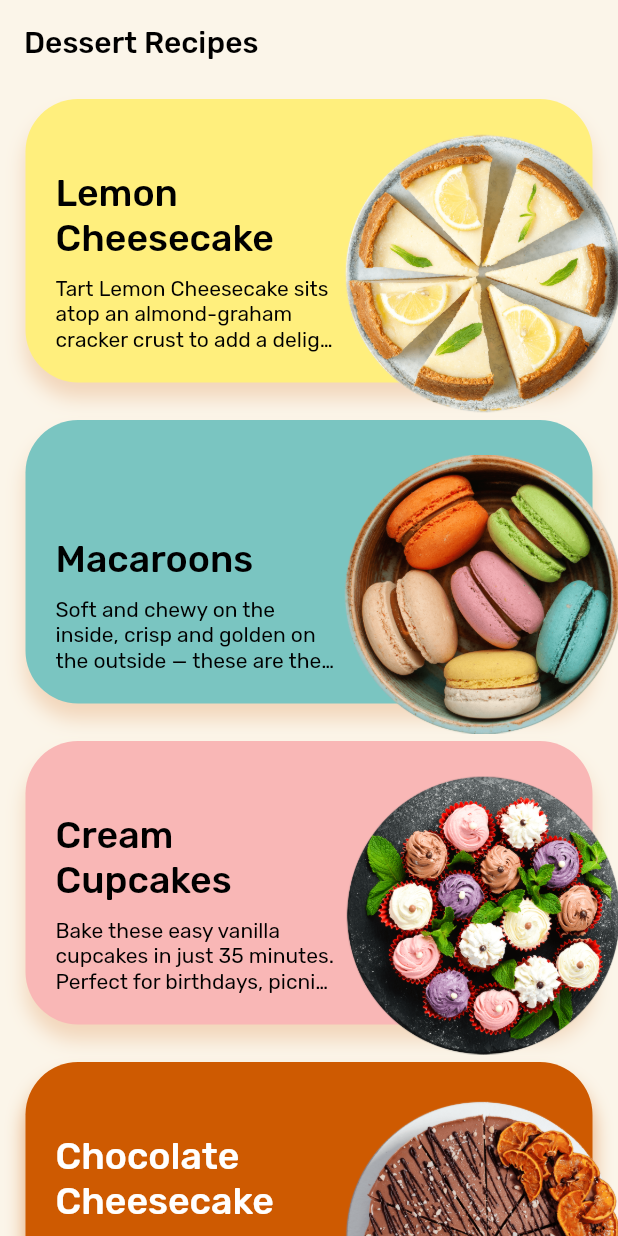
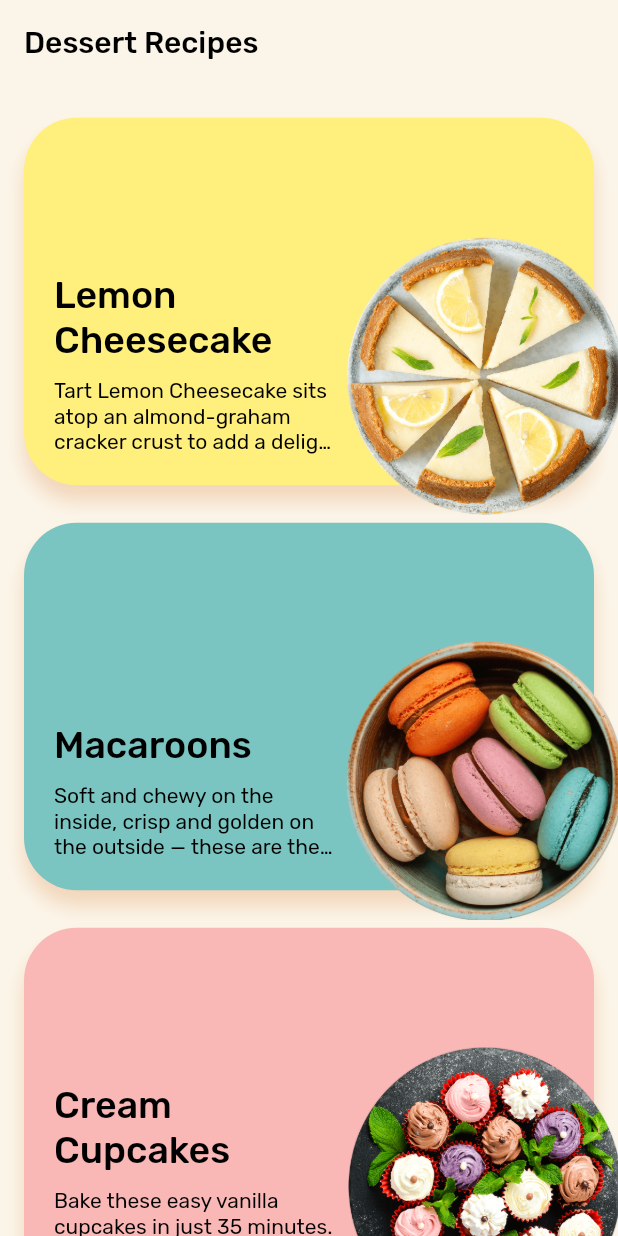
Before and after one commit to Roaa94/recipes_ui_app, a Flutter app: the screen it shows after launch, on a phone screen of 412 x 824 dp. Run offline on Flutter 3.47's test engine with Material 2 defaults, Android fonts, the phone set to English and light mode, and no system bars; our stand-ins replace flutter_riverpod, sensors_plus.

Commit message:
fix: removes grid spacing to fix issue of items suddenly disappearing while still in view

```diff
--- a/lib/features/recipes/recipes_layout.dart
+++ b/lib/features/recipes/recipes_layout.dart
@@ -28,7 +28,7 @@ class RecipesLayout {
     switch (ScreenSize.of(context)) {
       case ScreenSize.xs:
       case ScreenSize.sm:
-        return 2;
+        return 1.5;
       case ScreenSize.md:
         return 2;
       case ScreenSize.lg:
--- a/lib/features/recipes/views/pages/recipes_page.dart
+++ b/lib/features/recipes/views/pages/recipes_page.dart
@@ -1,5 +1,6 @@
 import 'package:flutter/material.dart';
 import 'package:flutter/rendering.dart';
+import 'package:flutter_vikings/core/enums/screen_size.dart';
 import 'package:flutter_vikings/features/recipes/recipes_data.dart';
 import 'package:flutter_vikings/features/recipes/recipes_layout.dart';
 import 'package:flutter_vikings/features/recipes/views/widgets/recipe_list_item.dart';
@@ -44,16 +45,14 @@ class _RecipesPageState extends State<RecipesPage> {
         },
         child: GridView.builder(
           padding: EdgeInsets.only(
-            left: 17,
-            right: 17,
+            left: ScreenSize.of(context).isLarge ? 5 : 3.5,
+            right: ScreenSize.of(context).isLarge ? 5 : 3.5,
             top: 10,
             bottom: MediaQuery.of(context).padding.bottom + 20,
           ),
           gridDelegate: SliverGridDelegateWithFixedCrossAxisCount(
             crossAxisCount: RecipesLayout.of(context).gridCrossAxisCount,
             childAspectRatio: RecipesLayout.of(context).gridChildAspectRatio,
-            mainAxisSpacing: 25,
-            crossAxisSpacing: 25,
           ),
           itemCount: RecipesData.dessertMenu.length,
           cacheExtent: 0,
--- a/lib/features/recipes/views/widgets/recipe_list_item.dart
+++ b/lib/features/recipes/views/widgets/recipe_list_item.dart
@@ -1,4 +1,5 @@
 import 'package:flutter/material.dart';
+import 'package:flutter_vikings/core/enums/screen_size.dart';
 import 'package:flutter_vikings/core/styles/app_colors.dart';
 import 'package:flutter_vikings/features/recipes/models/recipe.dart';
 import 'package:flutter_vikings/features/recipes/views/pages/recipe_page.dart';
@@ -55,9 +56,8 @@ class _RecipeListItemState extends State<RecipeListItem> {
           }
         });
       },
-      child: SizedBox(
-        width: double.infinity,
-        height: 170,
+      child: Padding(
+        padding: EdgeInsets.all(ScreenSize.of(context).isLarge ? 15 : 12.5),
         child: Stack(
           children: [
             Positioned.fill(
```
